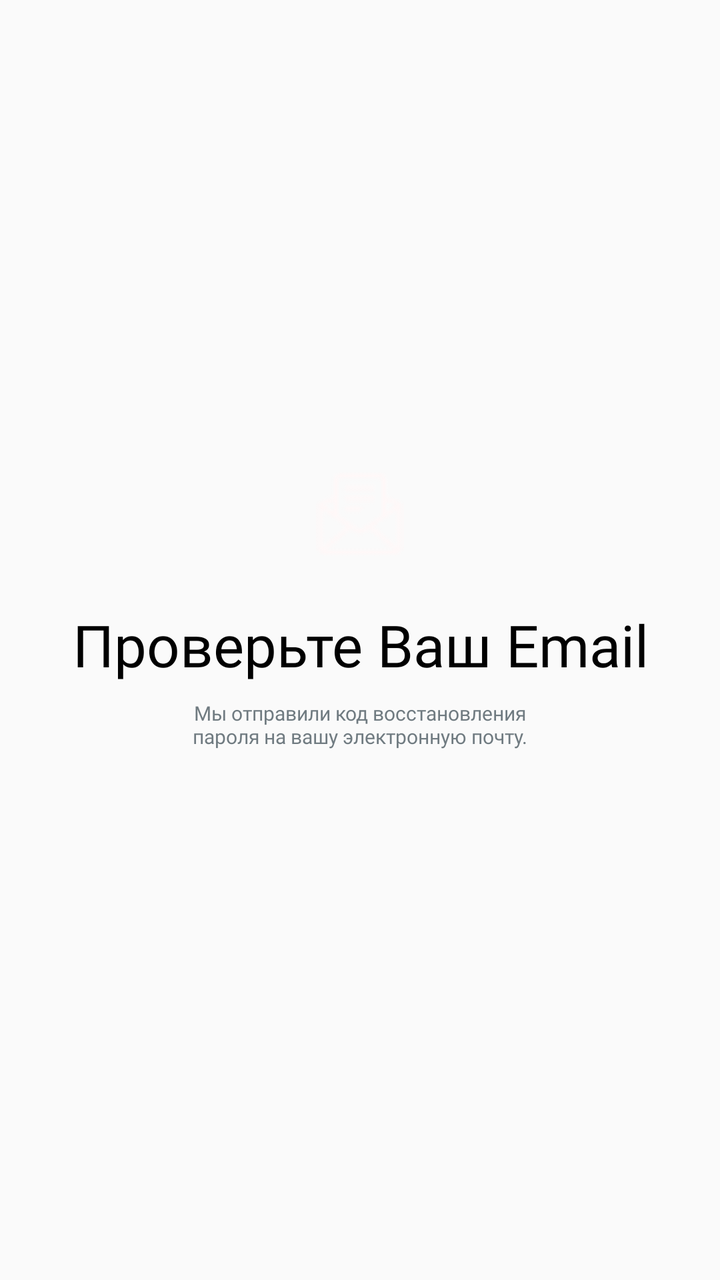
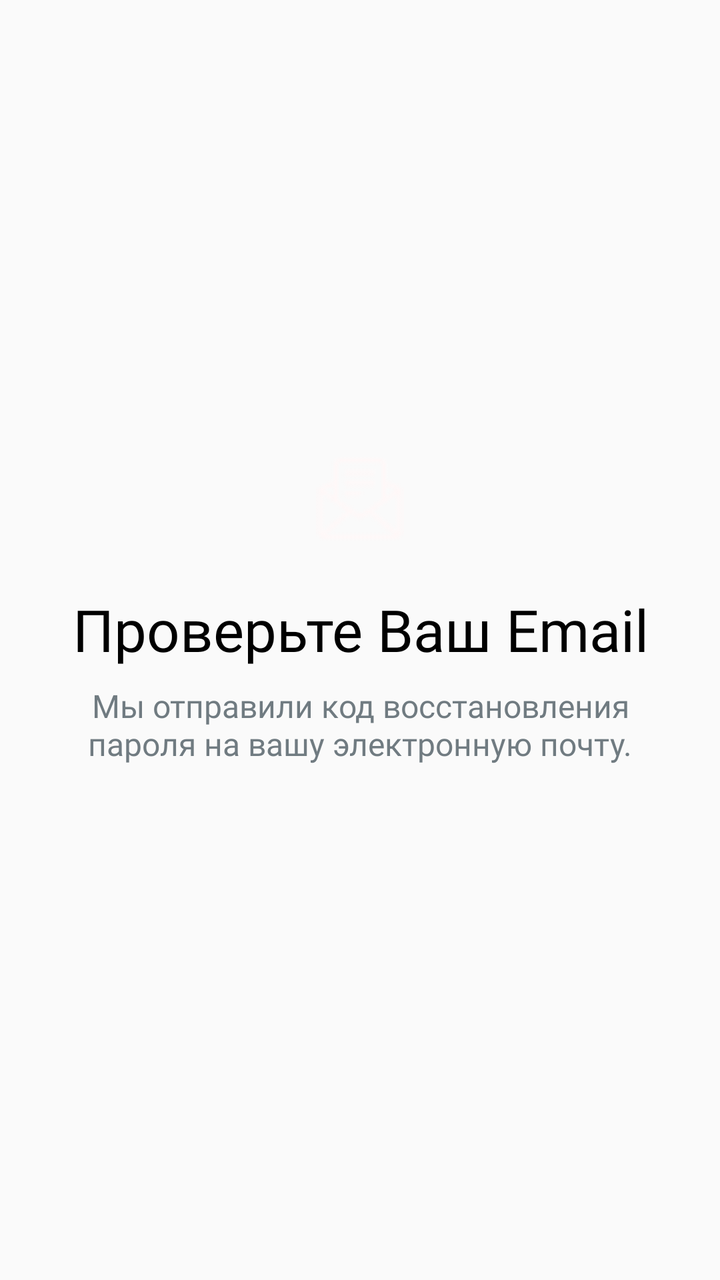

Compare the two renders of this Android layout. The source of the first and the diff that turns it into the second are given below.
<!-- AndroidManifest.xml: application theme Theme.Forgot_password_kazakov -->
<!-- res/layout/check_email.xml -->
<?xml version="1.0" encoding="utf-8"?>
<androidx.constraintlayout.widget.ConstraintLayout
    xmlns:android="http://schemas.android.com/apk/res/android"
    xmlns:app="http://schemas.android.com/apk/res-auto"
    android:layout_width="match_parent"
    android:layout_height="wrap_content"
    android:padding="24dp">

    <LinearLayout
        android:layout_width="match_parent"
        android:layout_height="wrap_content"
        android:orientation="vertical"
        app:layout_constraintTop_toTopOf="parent"
        app:layout_constraintBottom_toBottomOf="parent"
        app:layout_constraintStart_toStartOf="parent"
        app:layout_constraintEnd_toEndOf="parent">

        <ImageView
            android:layout_width="44dp"
            android:layout_height="44dp"
            android:src="@drawable/ic_email"
            android:layout_gravity="center_horizontal"
            android:contentDescription="Иконка email" />

        <TextView
            android:layout_width="match_parent"
            android:layout_height="wrap_content"
            android:fontFamily="@font/inclined"
            android:gravity="center"
            android:layout_marginTop="24dp"
            android:text="Проверьте Ваш Email"
            android:textColor="@color/black"
            android:textSize="14pt"
            android:importantForAccessibility="yes" />

        <TextView
            android:layout_width="match_parent"
            android:layout_height="wrap_content"
            android:fontFamily="@font/inclined"
            android:gravity="center"
            android:layout_marginTop="8dp"
            android:layout_marginBottom="30dp"
            android:text="Мы отправили код восстановления\nпароля на вашу электронную почту."
            android:textColor="#707B81"
            android:textSize="10sp"
            android:importantForAccessibility="yes" />

    </LinearLayout>

</androidx.constraintlayout.widget.ConstraintLayout>
<!-- resources referenced by this layout -->
<resources>
  <color name="black">#FF000000</color>
  <!-- drawable ic_email: png bitmap (drawable, 688 bytes) -->
  <style name="Theme.Forgot_password_kazakov" parent="Base.Theme.Forgot_password_kazakov">
          <item name="colorPrimary">#48B2E7</item>
          <item name="colorPrimaryDark">#48B2E7</item>
          <item name="colorAccent">#48B2E7</item>
      </style>
  <style name="Base.Theme.Forgot_password_kazakov" parent="Theme.AppCompat.Light.DarkActionBar">
      </style>
</resources>

<!-- the commit's change to res/layout/check_email.xml (unified diff, before → after) -->
@@ -36,14 +36,14 @@
         <TextView
             android:layout_width="match_parent"
             android:layout_height="wrap_content"
+            android:layout_marginTop="8dp"
+            android:layout_marginBottom="30dp"
             android:fontFamily="@font/inclined"
             android:gravity="center"
-            android:layout_marginTop="8dp"
-            android:layout_marginBottom="30dp"
+            android:importantForAccessibility="yes"
             android:text="Мы отправили код восстановления\nпароля на вашу электронную почту."
             android:textColor="#707B81"
-            android:textSize="10sp"
-            android:importantForAccessibility="yes" />
+            android:textSize="16sp" />
 
     </LinearLayout>
 
